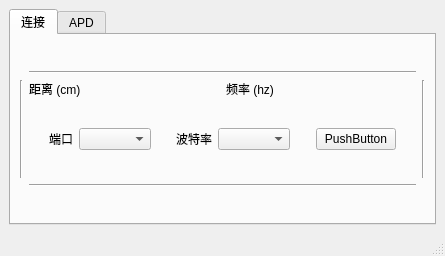
Before: the Qt Designer form tf03_production/main_window.ui in codincodee/tf03_sdk, drawn with Qt 5.
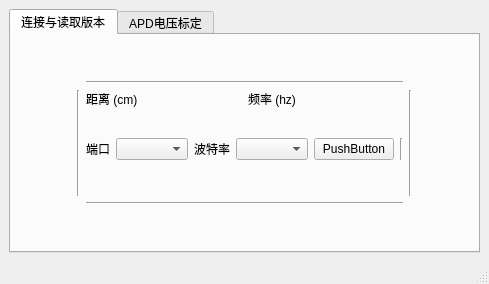
After: the same form once the commit is applied. Icons and pictures are not drawn.

What changed in the file:
```diff
--- a/tf03_production/main_window.ui
+++ b/tf03_production/main_window.ui
@@ -6,8 +6,8 @@
    <rect>
     <x>0</x>
     <y>0</y>
-    <width>445</width>
-    <height>256</height>
+    <width>489</width>
+    <height>284</height>
    </rect>
   </property>
   <property name="windowTitle">
@@ -29,7 +29,7 @@
       </property>
       <widget class="QWidget" name="tab">
        <attribute name="title">
-        <string>连接</string>
+        <string>连接与读取版本</string>
        </attribute>
        <layout class="QGridLayout" name="gridLayout_5">
         <item row="9" column="3">
@@ -141,10 +141,23 @@
           </item>
           <item>
            <layout class="QGridLayout" name="gridLayout_2">
-            <item row="0" column="2">
+            <item row="0" column="0">
+             <widget class="QLabel" name="PortNameLabel">
+              <property name="text">
+               <string>端口</string>
+              </property>
+              <property name="alignment">
+               <set>Qt::AlignRight|Qt::AlignTrailing|Qt::AlignVCenter</set>
+              </property>
+             </widget>
+            </item>
+            <item row="0" column="3">
+             <widget class="QComboBox" name="BaudRateComboBox"/>
+            </item>
+            <item row="0" column="1">
              <widget class="QComboBox" name="SerialPortComboBox"/>
             </item>
-            <item row="0" column="4">
+            <item row="0" column="2">
              <widget class="QLabel" name="BaudRateLabel">
               <property name="text">
                <string>波特率</string>
@@ -154,77 +167,22 @@
               </property>
              </widget>
             </item>
-            <item row="0" column="5">
-             <widget class="QComboBox" name="BaudRateComboBox"/>
-            </item>
-            <item row="0" column="0">
-             <spacer name="horizontalSpacer_2">
-              <property name="orientation">
-               <enum>Qt::Horizontal</enum>
-              </property>
-              <property name="sizeHint" stdset="0">
-               <size>
-                <width>40</width>
-                <height>20</height>
-               </size>
-              </property>
-             </spacer>
-            </item>
-            <item row="0" column="1">
-             <widget class="QLabel" name="PortNameLabel">
-              <property name="text">
-               <string>端口</string>
-              </property>
-              <property name="alignment">
-               <set>Qt::AlignRight|Qt::AlignTrailing|Qt::AlignVCenter</set>
-              </property>
-             </widget>
-            </item>
-            <item row="0" column="7">
+            <item row="0" column="4">
              <widget class="QPushButton" name="ConnectPushButton">
               <property name="text">
                <string>PushButton</string>
               </property>
              </widget>
             </item>
+            <item row="0" column="5">
+             <widget class="Line" name="line_5">
+              <property name="orientation">
+               <enum>Qt::Vertical</enum>
+              </property>
+             </widget>
+            </item>
             <item row="0" column="6">
-             <spacer name="horizontalSpacer_3">
-              <property name="orientation">
-               <enum>Qt::Horizontal</enum>
-              </property>
-              <property name="sizeHint" stdset="0">
-               <size>
-                <width>40</width>
-                <height>20</height>
-               </size>
-              </property>
-             </spacer>
-            </item>
-            <item row="0" column="3">
-             <spacer name="horizontalSpacer">
-              <property name="orientation">
-               <enum>Qt::Horizontal</enum>
-              </property>
-              <property name="sizeHint" stdset="0">
-               <size>
-                <width>40</width>
-                <height>20</height>
-               </size>
-              </property>
-             </spacer>
-            </item>
-            <item row="0" column="8">
-             <spacer name="horizontalSpacer_4">
-              <property name="orientation">
-               <enum>Qt::Horizontal</enum>
-              </property>
-              <property name="sizeHint" stdset="0">
-               <size>
-                <width>40</width>
-                <height>20</height>
-               </size>
-              </property>
-             </spacer>
+             <layout class="QGridLayout" name="ConnectionPageVersionGridLayout"/>
             </item>
            </layout>
           </item>
@@ -280,7 +238,7 @@
       </widget>
       <widget class="QWidget" name="tab_2">
        <attribute name="title">
-        <string>APD</string>
+        <string>APD电压标定</string>
        </attribute>
        <layout class="QGridLayout" name="gridLayout_6">
         <item row="1" column="0">
```
Left out of the diff: 2 changed lines with no effect on the pictures.
